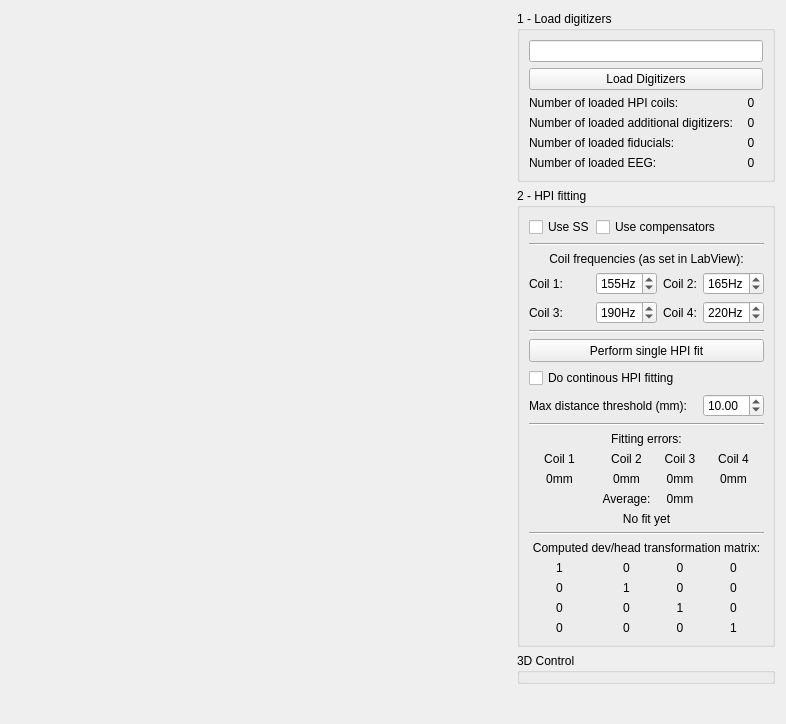
Qt form applications/mne_scan/libs/scDisp/FormFiles/hpiwidget.ui (mne-tools/mne-cpp) before a commit.
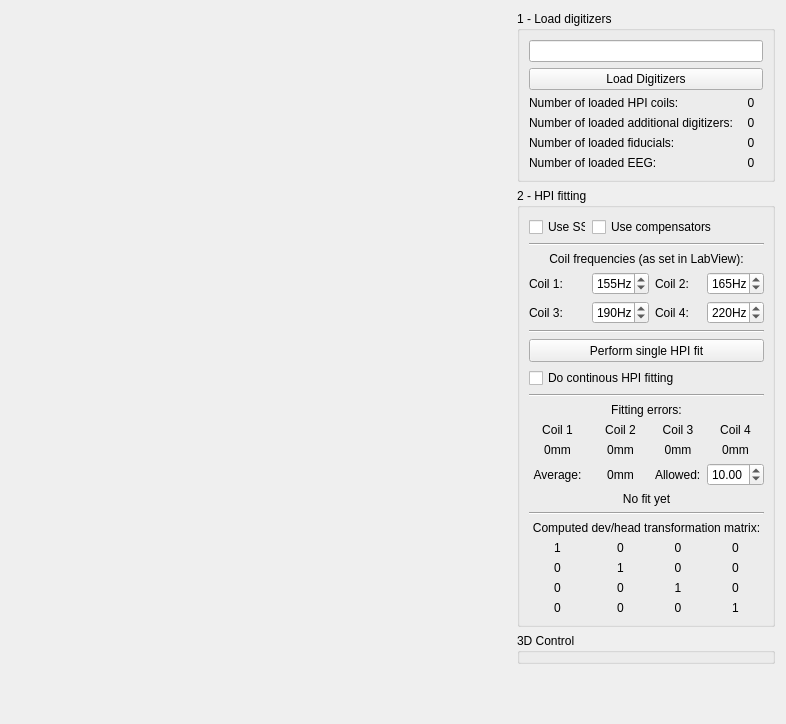
The same form after that commit.

Commit message: [LIB-158] Work on HPI GUI and hide bem head by default (for now - until we aligned them with proper fiducials)

```diff
--- a/applications/mne_scan/libs/scDisp/FormFiles/hpiwidget.ui
+++ b/applications/mne_scan/libs/scDisp/FormFiles/hpiwidget.ui
@@ -501,23 +501,6 @@
           </property>
          </widget>
         </item>
-        <item row="13" column="0" colspan="3">
-         <widget class="QLabel" name="label">
-          <property name="text">
-           <string>Max distance threshold (mm):</string>
-          </property>
-         </widget>
-        </item>
-        <item row="19" column="2">
-         <widget class="QLabel" name="m_label_averagedFitError">
-          <property name="text">
-           <string>0mm</string>
-          </property>
-          <property name="alignment">
-           <set>Qt::AlignCenter</set>
-          </property>
-         </widget>
-        </item>
         <item row="22" column="0" colspan="4">
          <widget class="QLabel" name="label_6">
           <property name="text">
@@ -538,13 +521,6 @@
           </property>
          </widget>
         </item>
-        <item row="13" column="3">
-         <widget class="QDoubleSpinBox" name="m_doubleSpinBox_maxHPIContinousDist">
-          <property name="value">
-           <double>10.000000000000000</double>
-          </property>
-         </widget>
-        </item>
         <item row="17" column="3">
          <widget class="QLabel" name="m_label_gofCoil4Description">
           <property name="text">
@@ -572,16 +548,6 @@
           </property>
          </widget>
         </item>
-        <item row="19" column="1">
-         <widget class="QLabel" name="label_2">
-          <property name="text">
-           <string>Average:</string>
-          </property>
-          <property name="alignment">
-           <set>Qt::AlignCenter</set>
-          </property>
-         </widget>
-        </item>
         <item row="18" column="3">
          <widget class="QLabel" name="m_label_gofCoil4">
           <property name="text">
@@ -667,6 +633,40 @@
           </property>
          </widget>
         </item>
+        <item row="19" column="0">
+         <widget class="QLabel" name="label_2">
+          <property name="text">
+           <string>Average:</string>
+          </property>
+          <property name="alignment">
+           <set>Qt::AlignCenter</set>
+          </property>
+         </widget>
+        </item>
+        <item row="19" column="1">
+         <widget class="QLabel" name="m_label_averagedFitError">
+          <property name="text">
+           <string>0mm</string>
+          </property>
+          <property name="alignment">
+           <set>Qt::AlignCenter</set>
+          </property>
+         </widget>
+        </item>
+        <item row="19" column="3">
+         <widget class="QDoubleSpinBox" name="m_doubleSpinBox_maxHPIContinousDist">
+          <property name="value">
+           <double>10.000000000000000</double>
+          </property>
+         </widget>
+        </item>
+        <item row="19" column="2">
+         <widget class="QLabel" name="label">
+          <property name="text">
+           <string>Allowed:</string>
+          </property>
+         </widget>
+        </item>
        </layout>
       </widget>
      </item>
```
The commit also changes 1 other file.
